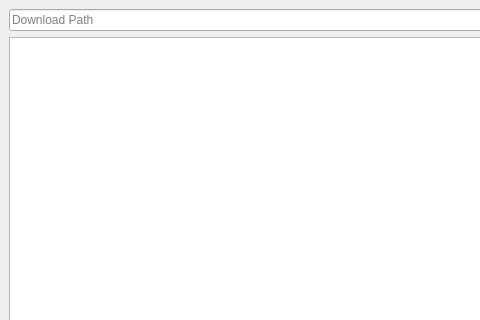
Above: 2.x/UI/dooble_downloads.ui from textbrowser/dooble before the change; both pictures show x 0 to 480 and y 0 to 320 of the 800 by 600 pixel window. Below: the same form after it.
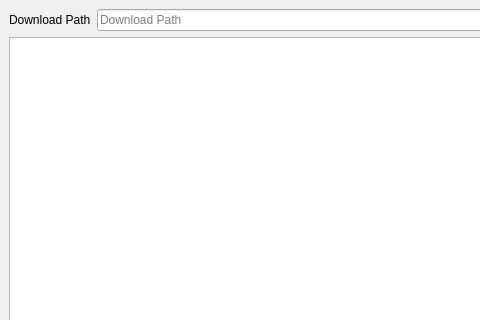
That is the form after the change. Icons and pictures are not drawn. Custom widgets are drawn as their Qt base class.

Patch:
```diff
--- a/2.x/UI/dooble_downloads.ui
+++ b/2.x/UI/dooble_downloads.ui
@@ -21,6 +21,13 @@
    <layout class="QVBoxLayout" name="verticalLayout">
     <item>
      <layout class="QHBoxLayout" name="horizontalLayout_2">
+      <item>
+       <widget class="QLabel" name="label">
+        <property name="text">
+         <string>Download Path</string>
+        </property>
+       </widget>
+      </item>
       <item>
        <widget class="QLineEdit" name="download_path">
         <property name="readOnly">
```
Left out of the diff: 29 changed lines with no effect on the pictures.
